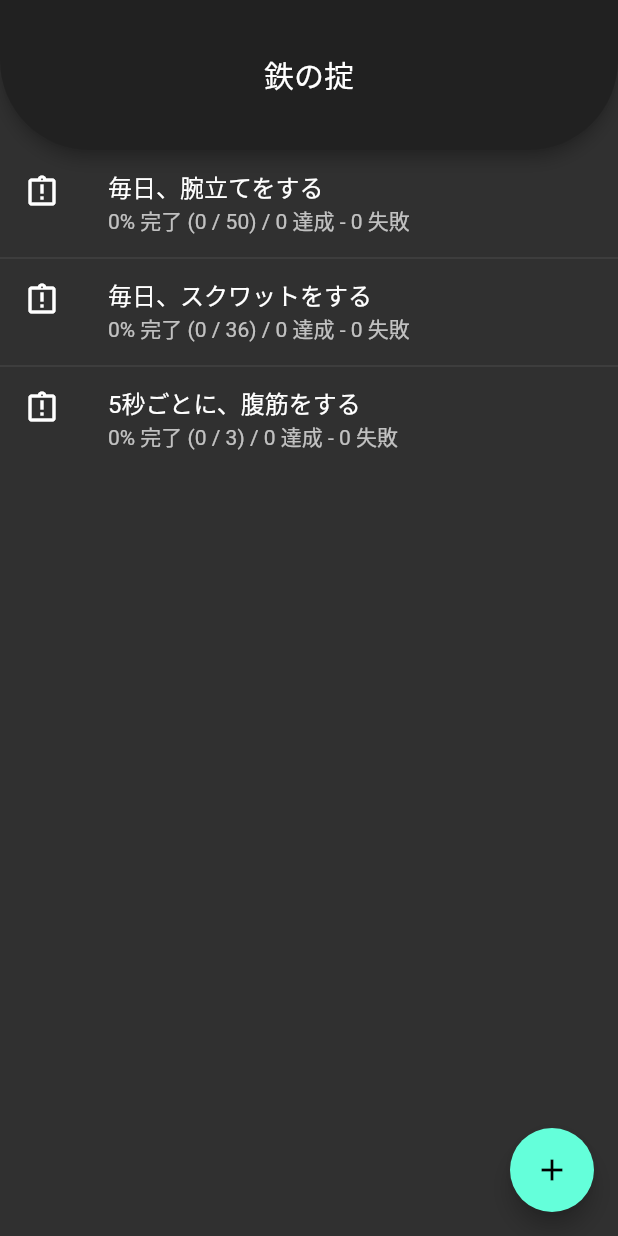
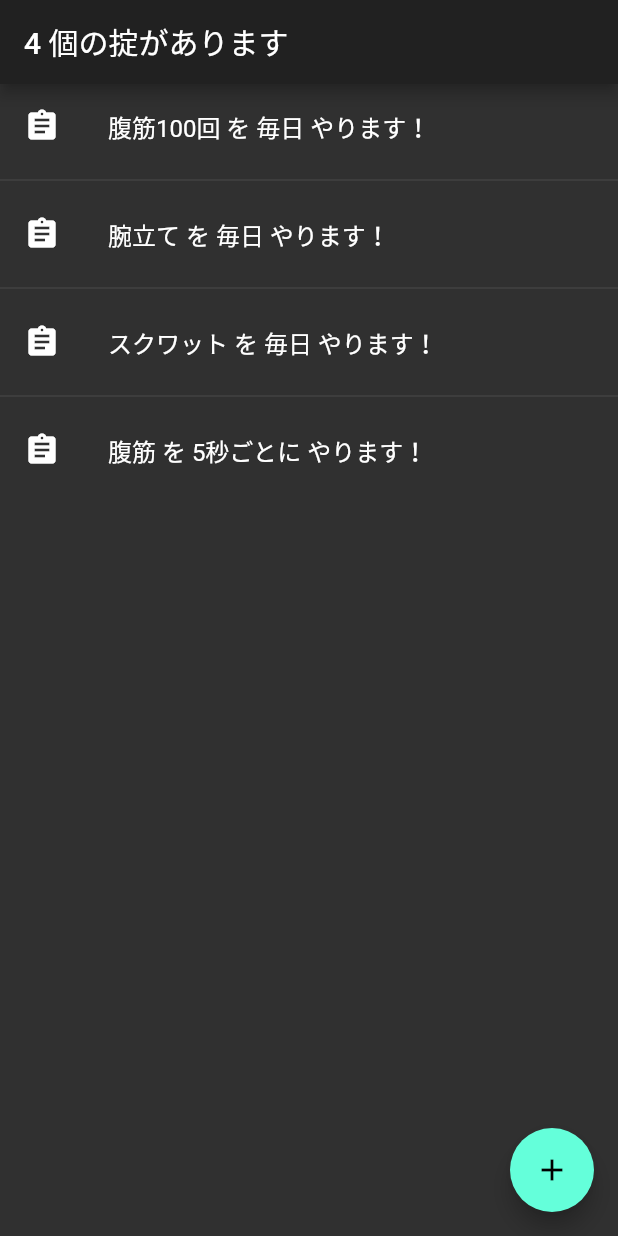
Before and after one commit to r0xyz/doneit, a Flutter app: the screen it shows after launch, on a phone screen of 412 x 824 dp. Run offline on Flutter 3.47's test engine with Material 2 defaults, Android fonts, the phone set to English and light mode, and no system bars; drawn by our look-alikes of flutter_slidable.

Commit message:
create app

```diff
--- a/lib/app.dart
+++ /dev/null
@@ -1,156 +0,0 @@
-import 'dart:async';
-
-import 'package:flutter/material.dart';
-import 'package:flutter_slidable/flutter_slidable.dart';
-
-import 'package:doneit/task.dart';
-
-// TODO: ツイッター連携
-// TODO: パーセントで後ろの色を変える
-// TODO: タップで新しいページを作る
-// TODO: だんだんキツくなるタスクの作成
-// TODO: 確認の通知
-// TODO: 達成しなかった場合に消すか待機するか
-
-class App extends StatelessWidget {
-  final _title = "鉄の掟";
-
-  @override
-  Widget build(BuildContext context) {
-    return MaterialApp(
-      title: _title,
-      theme: ThemeData(
-        brightness: Brightness.dark,
-      ),
-      home: TaskListWidget(
-        title: _title,
-      ),
-    );
-  }
-}
-
-class TaskListWidget extends StatefulWidget {
-  TaskListWidget({Key key, this.title}) : super(key: key);
-
-  final String title;
-
-  @override
-  _TaskListWidget createState() => _TaskListWidget();
-}
-
-class _TaskListWidget extends State<TaskListWidget> {
-  var _tasks = [
-    Task(
-      title: "腕立てをする",
-      period: Duration(days: 1),
-      volume: 50,
-    ),
-    Task(
-      title: "スクワットをする",
-      period: Duration(days: 1),
-      volume: 36,
-    ),
-    Task(
-      title: "腹筋をする",
-      period: Duration(seconds: 5),
-      volume: 3,
-    ),
-  ];
-  Timer _timer;
-
-  @override
-  void initState() {
-    super.initState();
-
-    _timer = Timer.periodic(Duration(seconds: 1), (timer) {
-      _tasks.forEach((task) {
-        setState(() {
-          task.dateFor(DateTime.now()).update();
-        });
-      });
-    });
-  }
-
-  @override
-  Widget build(BuildContext context) {
-    return Scaffold(
-      // 上部のバー
-      appBar: AppBar(
-        title: Text(widget.title),
-        centerTitle: true,
-        toolbarHeight: 100,
-        shape: RoundedRectangleBorder(
-          borderRadius: BorderRadius.vertical(
-            bottom: Radius.circular(60),
-          ),
-        ),
-      ),
-      // 一覧表示
-      body: ListView.separated(
-        itemBuilder: (context, index) {
-          final task = _tasks.elementAt(index);
-          final taskIndex = task.dateFor(DateTime.now());
-
-          // デバッグ用
-          print("${task.title}");
-
-          // アイコン
-          final icon = Icon(
-            task.done
-                ? Icons.check
-                : (taskIndex.isDone()
-                    ? Icons.assignment_turned_in
-                    : Icons.assignment_late_outlined),
-          );
-
-          return Slidable(
-            child: ListTile(
-              enabled: taskIndex.canDone(),
-              leading: icon,
-              title: Text("${task.every}、${task.title}"),
-              subtitle: Text(
-                  "${task.progress}% 完了 (${task.completed} / ${task.volume}) / ${task.succeed} 達成 - ${task.failed} 失敗"),
-              onTap: () {
-                setState(() => taskIndex.done());
-              },
-            ),
-            actionPane: SlidableDrawerActionPane(),
-            actionExtentRatio: 0.25,
-            secondaryActions: [
-              // 編集ボタン
-              IconSlideAction(
-                caption: '編集',
-                color: Colors.blue,
-                icon: Icons.edit,
-                onTap: () {},
-              ),
-              // 削除ボタン
-              IconSlideAction(
-                caption: '削除',
-                color: Colors.red,
-                icon: Icons.delete,
-                onTap: () {
-                  setState(() {
-                    _tasks.removeAt(index);
-                  });
-                },
-              ),
-            ],
-          );
-        },
-        separatorBuilder: (context, index) {
-          return Divider(
-            height: 0,
-          );
-        },
-        itemCount: _tasks.length,
-      ),
-      // TODO: 追加ボタン
-      floatingActionButton: FloatingActionButton(
-        onPressed: () {},
-        tooltip: '掟を追加',
-        child: Icon(Icons.add),
-      ),
-    );
-  }
-}
--- a/lib/task.dart
+++ /dev/null
@@ -1,92 +0,0 @@
-import 'dart:math';
-
-extension on Duration {
-  String _momentEvery() {
-    if (inSeconds < 60) {
-      return "$inSeconds秒ごとに";
-    } else if (inMinutes < 60) {
-      return "$inMinutes分ごとに";
-    } else if (inHours < 24) {
-      return "$inHours時間ごとに";
-    } else {
-      return inDays == 1 ? "毎日" : "$inDays日ごとに";
-    }
-  }
-}
-
-class TaskIndex {
-  final int volume;
-  final List<bool> doneList;
-  final int index;
-
-  const TaskIndex({this.volume, this.doneList, this.index});
-
-  // 完了できなかったもの
-  void _fill() {
-    final size = min(volume, index) - doneList.length;
-    if (size > 0) {
-      final skip = List<bool>(size);
-      skip.fillRange(0, size, false);
-      doneList.addAll(skip);
-    }
-  }
-
-  // 完了できるか
-  bool canDone() {
-    return index >= doneList.length && index < volume;
-  }
-
-  // 完了する
-  void done() {
-    _fill();
-    if (canDone()) {
-      doneList.add(true);
-    }
-  }
-
-  // 更新用
-  void update() => _fill();
-
-  // 完了しているかどうか
-  bool isDone() {
-    return doneList.asMap().containsKey(index) && doneList.elementAt(index);
-  }
-}
-
-class Task {
-  // やること
-  final String title;
-  // やる頻度
-  final Duration period;
-  // やる回数
-  final int volume;
-
-  // 作成日時
-  var _createdAt = DateTime.now();
-  // 達成済み
-  var _checks = <bool>[];
-
-  Task({this.title, this.period, this.volume});
-
-  // 達成した回数
-  int get completed => _checks.length;
-  // 成功した回数
-  int get succeed => _checks.where((x) => x).length;
-  // 失敗した回数
-  int get failed => _checks.length - succeed;
-
-  // 進捗
-  int get progress => (completed / volume * 100).toInt();
-  // 完了したかどうか
-  bool get done => completed >= volume;
-
-  // やる頻度をよみやすく
-  String get every => period._momentEvery();
-
-  // インデックス
-  TaskIndex dateFor(DateTime date) {
-    final diff = date.difference(_createdAt);
-    final index = diff.inMicroseconds ~/ period.inMicroseconds;
-    return TaskIndex(volume: volume, doneList: _checks, index: index);
-  }
-}
--- a/lib/util/duration_format.dart
+++ b/lib/util/duration_format.dart
@@ -13,7 +13,7 @@ class DurationFormat {
       _Format(duration.inSeconds, "秒"),
     ];
     final fmt = formats.firstWhere((x) => x.value > 0, orElse: () => _Format());
-    return every ? (fmt.value == 1 ? "毎${fmt.suffix}" : "${fmt.value}${fmt.suffix}ごと") : "${fmt.value}${fmt.suffix}";
+    return every ? (fmt.value == 1 ? "毎${fmt.suffix}" : "${fmt.value}${fmt.suffix}ごとに") : "${fmt.value}${fmt.suffix}";
   }
 }
 
```
Also changed, not shown: lib/main.dart (+5 -106 lines), lib/widget/task_list.dart (added, +122 -0 lines), 1 other file.
